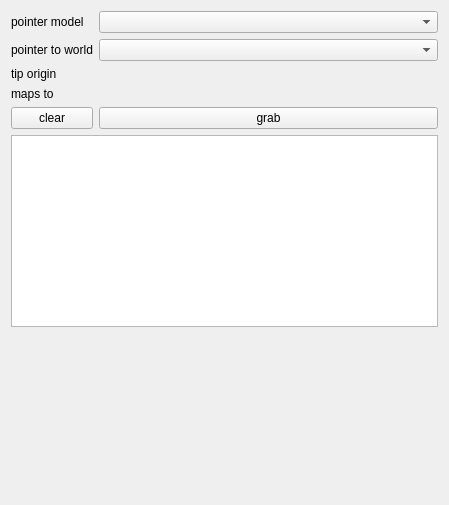
NifTK/NifTK, file MITK/Plugins/uk.ac.ucl.cmic.igitrackedpointer/src/internal/TrackedPointerView.ui: the form before one commit.
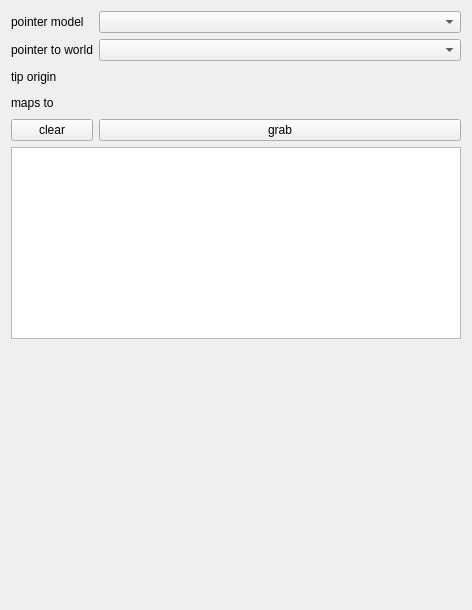
The form after the commit. Custom widgets are drawn as their Qt base class.

Commit message: Issue #5283: Ensure ctkCoordinatesWidget doesn't break layout of TrackedPointerView.

Patch:
```diff
--- a/MITK/Plugins/uk.ac.ucl.cmic.igitrackedpointer/src/internal/TrackedPointerView.ui
+++ b/MITK/Plugins/uk.ac.ucl.cmic.igitrackedpointer/src/internal/TrackedPointerView.ui
@@ -6,15 +6,13 @@
    <rect>
     <x>0</x>
     <y>0</y>
-    <width>449</width>
-    <height>505</height>
+    <width>472</width>
+    <height>610</height>
    </rect>
   </property>
   <property name="windowTitle">
    <string>Form</string>
   </property>
-  <layout class="QHBoxLayout" name="horizontalLayout">
-   <item>
     <layout class="QVBoxLayout" name="verticalLayout">
      <item>
       <layout class="QGridLayout" name="gridLayout">
@@ -31,7 +29,7 @@
          </property>
         </widget>
        </item>
-       <item row="0" column="1">
+     <item row="0" column="1" colspan="2">
         <widget class="QmitkDataStorageComboBoxWithSelectNone" name="m_ProbeSurfaceNode"/>
        </item>
        <item row="1" column="0">
@@ -47,37 +45,107 @@
          </property>
         </widget>
        </item>
-       <item row="1" column="1">
+     <item row="1" column="1" colspan="2">
         <widget class="QmitkDataStorageComboBoxWithSelectNone" name="m_ProbeToWorldNode"/>
        </item>
        <item row="2" column="0">
         <widget class="QLabel" name="m_TipOriginLabel">
+       <property name="sizePolicy">
+        <sizepolicy hsizetype="Fixed" vsizetype="Preferred">
+         <horstretch>0</horstretch>
+         <verstretch>0</verstretch>
+        </sizepolicy>
+       </property>
          <property name="text">
           <string>tip origin</string>
          </property>
         </widget>
        </item>
        <item row="2" column="1">
-        <widget class="ctkCoordinatesWidget" name="m_TipOriginSpinBoxes" native="true"/>
+      <widget class="ctkCoordinatesWidget" name="m_TipOriginSpinBoxes" native="true">
+       <property name="sizePolicy">
+        <sizepolicy hsizetype="MinimumExpanding" vsizetype="Fixed">
+         <horstretch>0</horstretch>
+         <verstretch>0</verstretch>
+        </sizepolicy>
+       </property>
+       <property name="maximumSize">
+        <size>
+         <width>250</width>
+         <height>100</height>
+        </size>
+       </property>
+      </widget>
+     </item>
+     <item row="2" column="2">
+      <spacer name="horizontalSpacer">
+       <property name="orientation">
+        <enum>Qt::Horizontal</enum>
+       </property>
+       <property name="sizeHint" stdset="0">
+        <size>
+         <width>40</width>
+         <height>20</height>
+        </size>
+       </property>
+      </spacer>
        </item>
        <item row="3" column="0">
         <widget class="QLabel" name="m_MapsToLabel">
+       <property name="sizePolicy">
+        <sizepolicy hsizetype="Fixed" vsizetype="Preferred">
+         <horstretch>0</horstretch>
+         <verstretch>0</verstretch>
+        </sizepolicy>
+       </property>
          <property name="text">
           <string>maps to</string>
          </property>
         </widget>
        </item>
        <item row="3" column="1">
-        <widget class="ctkCoordinatesWidget" name="m_MapsToSpinBoxes" native="true"/>
+      <widget class="ctkCoordinatesWidget" name="m_MapsToSpinBoxes" native="true">
+       <property name="sizePolicy">
+        <sizepolicy hsizetype="Minimum" vsizetype="Fixed">
+         <horstretch>0</horstretch>
+         <verstretch>0</verstretch>
+        </sizepolicy>
+       </property>
+       <property name="maximumSize">
+        <size>
+         <width>250</width>
+         <height>100</height>
+        </size>
+       </property>
+      </widget>
+     </item>
+     <item row="3" column="2">
+      <spacer name="horizontalSpacer_2">
+       <property name="orientation">
+        <enum>Qt::Horizontal</enum>
+       </property>
+       <property name="sizeHint" stdset="0">
+        <size>
+         <width>40</width>
+         <height>20</height>
+        </size>
+       </property>
+      </spacer>
        </item>
        <item row="4" column="0">
         <widget class="QPushButton" name="m_ClearPointsButton">
+       <property name="sizePolicy">
+        <sizepolicy hsizetype="Preferred" vsizetype="Fixed">
+         <horstretch>0</horstretch>
+         <verstretch>0</verstretch>
+        </sizepolicy>
+       </property>
          <property name="text">
           <string>clear</string>
          </property>
         </widget>
        </item>
-       <item row="4" column="1">
+     <item row="4" column="1" colspan="2">
         <widget class="QPushButton" name="m_GrabPointsButton">
          <property name="text">
           <string>grab</string>
@@ -87,7 +155,14 @@
       </layout>
      </item>
      <item>
-      <widget class="QPlainTextEdit" name="m_PointsTextBox"/>
+    <widget class="QPlainTextEdit" name="m_PointsTextBox">
+     <property name="sizePolicy">
+      <sizepolicy hsizetype="Preferred" vsizetype="Preferred">
+       <horstretch>0</horstretch>
+       <verstretch>0</verstretch>
+      </sizepolicy>
+     </property>
+    </widget>
      </item>
      <item>
       <spacer name="verticalSpacer">
@@ -97,12 +172,10 @@
        <property name="sizeHint" stdset="0">
         <size>
          <width>20</width>
-         <height>40</height>
+       <height>256</height>
         </size>
        </property>
       </spacer>
-     </item>
-    </layout>
    </item>
   </layout>
  </widget>
```
Lines whose indentation alone changed are shown as unchanged.
